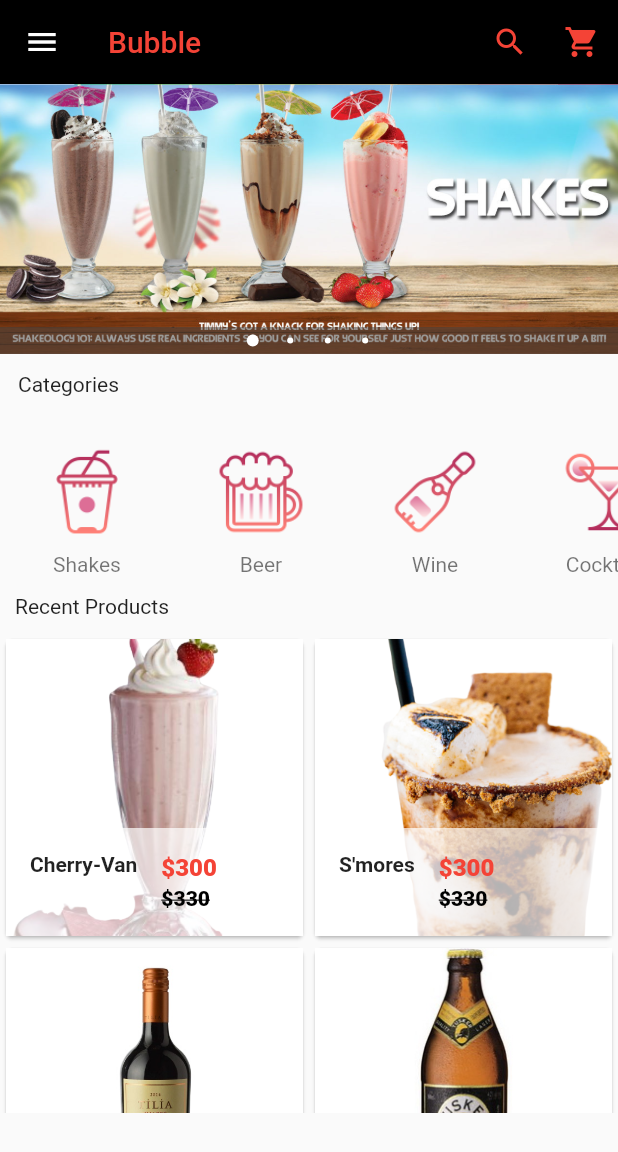
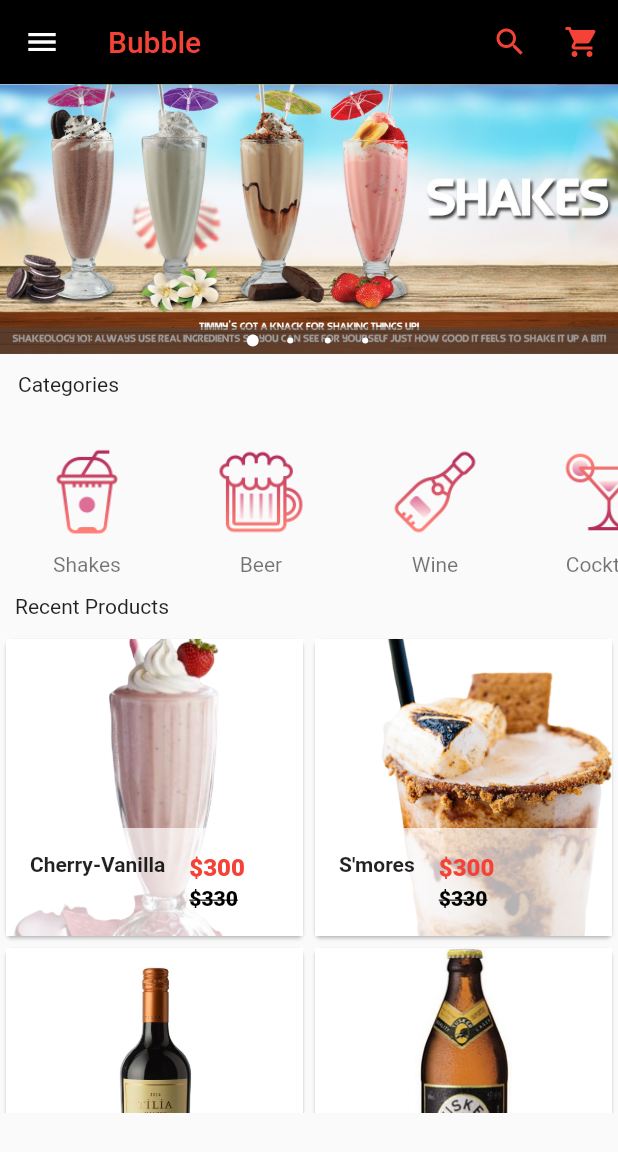
Before and after one commit to enjuguna-zz/flutter-ecommerce-app, a Flutter app: the screen it shows after launch, on a phone screen of 412 x 824 dp. Shown: the top 1152 px of the screen. Run offline on Flutter 3.47's test engine with Material 2 defaults, Android fonts, the phone set to English and light mode, and no system bars; drawn by our look-alikes of carousel_pro.

Commit message:
Changed product name

```diff
--- a/lib/components/products.dart
+++ b/lib/components/products.dart
@@ -10,7 +10,7 @@ class Products extends StatefulWidget {
 class _ProductsState extends State<Products> {
   var product_list = [
     {
-      "name": "Cherry-Van",
+      "name": "Cherry-Vanilla",
       "picture": "images/Products/cherry-vanilla.jpg",
       "price": 300,
       "old_price": 330,
```
